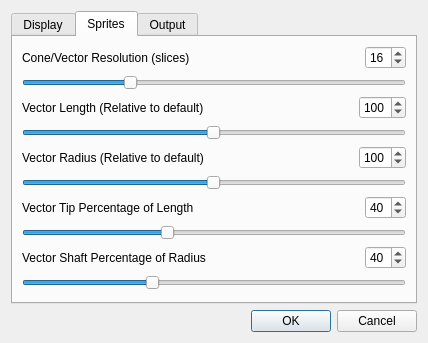
Qt form source/preferences.ui (grahamrow/Muview2) before a commit.
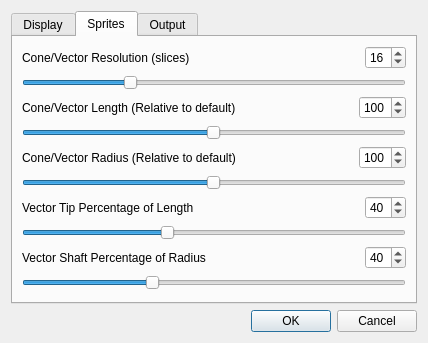
The same form after that commit. The open tabs and pages were chosen to show the change.

Commit message: Fixing cone resoution

Patch:
```diff
--- a/source/preferences.ui
+++ b/source/preferences.ui
@@ -330,7 +330,7 @@
          <item>
           <widget class="QLabel" name="label_12">
            <property name="text">
-            <string>Vector Length (Relative to default)</string>
+            <string>Cone/Vector Length (Relative to default)</string>
            </property>
           </widget>
          </item>
@@ -392,7 +392,7 @@
          <item>
           <widget class="QLabel" name="label_10">
            <property name="text">
-            <string>Vector Radius (Relative to default)</string>
+            <string>Cone/Vector Radius (Relative to default)</string>
            </property>
           </widget>
          </item>
```
The commit also changes 4 other files.
